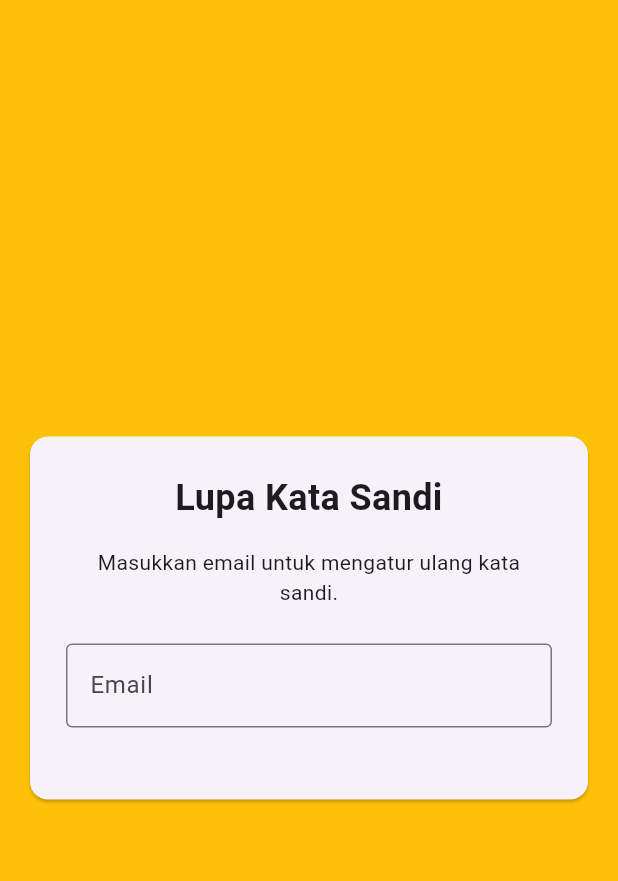
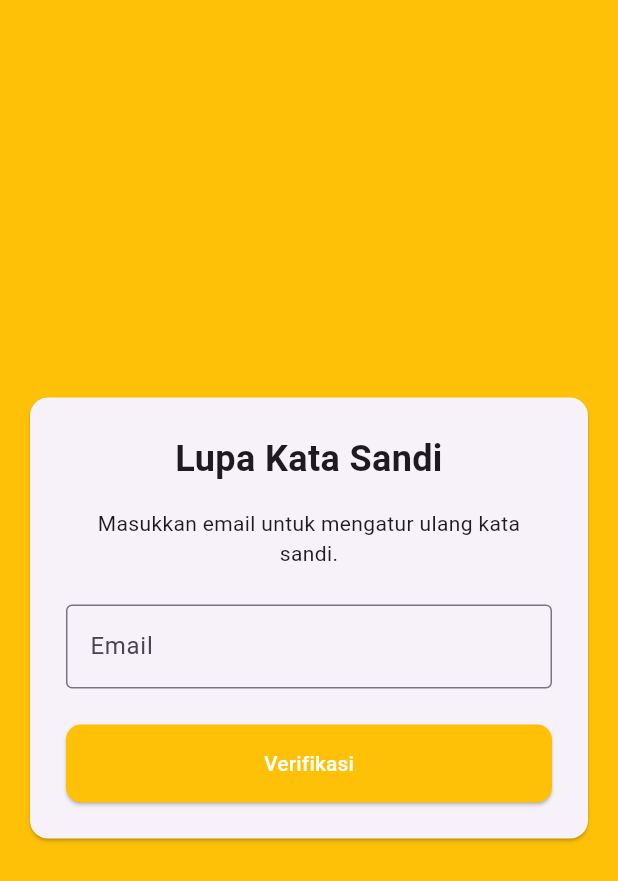
Before and after one commit to WildanHF/tubes_mobile, a Flutter app: the Verifikasi screen opened directly, on a phone screen of 412 x 824 dp. Shown: the top 881 px of the screen. Run offline on Flutter 3.47's test engine with Material 3 defaults, Android fonts, the phone set to English and light mode, and no system bars; our stand-ins replace cool_alert, fluttertoast, shared_preferences; missing offline and left inert: colorful_safe_area; accounts and stored records are empty.

```diff
--- a/tubes/lib/sreens/verifikasi.dart
+++ b/tubes/lib/sreens/verifikasi.dart
@@ -99,6 +99,21 @@ class Verifikasi extends StatelessWidget {
                     },
                   ),
                   const SizedBox(height: 24),
+                  ElevatedButton(
+                    onPressed: () {
+                      if (_formKey.currentState!.validate()) {
+                        _requestResetPassword(context);
+                      }
+                    },
+                    style: ElevatedButton.styleFrom(
+                      backgroundColor: Colors.amber,
+                      padding: const EdgeInsets.symmetric(vertical: 16),
+                    ),
+                    child: const Text(
+                      'Verifikasi',
+                      style: TextStyle(color: Colors.white),
+                    ),
+                  ),
                 ],
               ),
             ),
```
